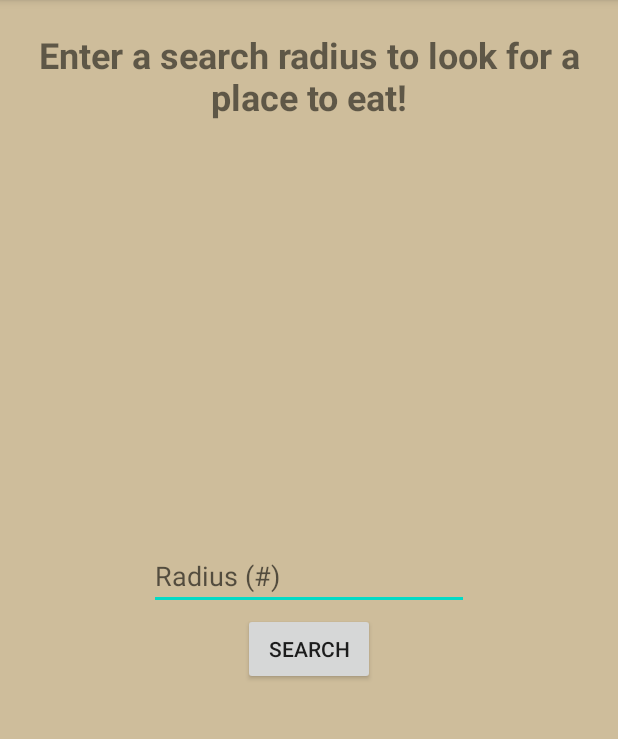
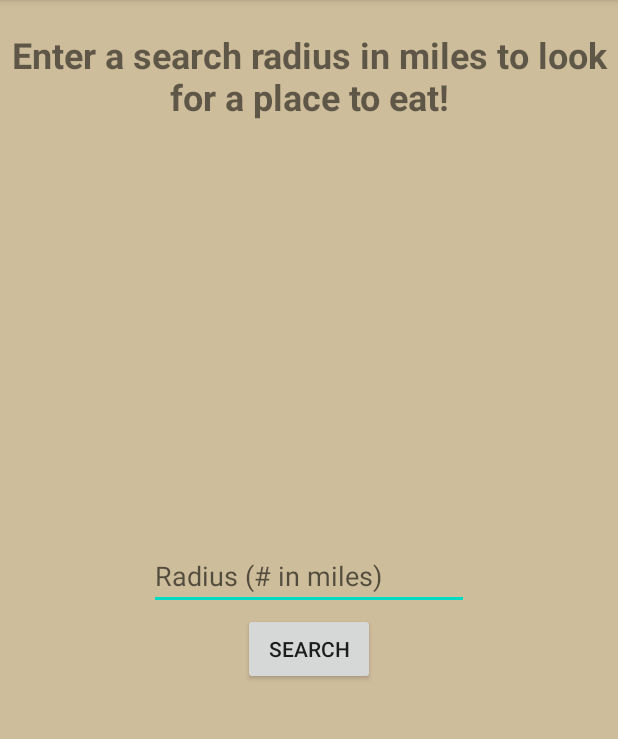
Before and after one commit to Bimbeet/challengeTwo, an Android app: the screen it shows after launch (MainActivity), on a phone screen of 412 x 824 dp, the part 84-823 px from its top. Run offline under Robolectric (Android 15) with nearby library versions, the phone set to English and light mode, and no system bars; our stand-ins replace Volley; libraries missing offline, so code that uses them is left out: com.google.android.libraries; 2 statements that could not run were skipped.

Commit message:
wip4; photo req issue work, need image req and Gmap route still

```diff
--- a/app/src/main/res/layout/activity_main.xml
+++ b/app/src/main/res/layout/activity_main.xml
@@ -60,6 +60,19 @@
         app:layout_constraintStart_toStartOf="parent"
         app:layout_constraintTop_toTopOf="parent" />
 
+    <Button
+        android:id="@+id/locPermButton"
+        android:layout_width="wrap_content"
+        android:layout_height="wrap_content"
+        android:layout_marginBottom="10dp"
+        android:onClick="singleLocationRequest"
+        android:text="@string/request"
+        android:visibility="invisible"
+        app:layout_constraintBottom_toBottomOf="parent"
+        app:layout_constraintEnd_toEndOf="parent"
+        app:layout_constraintStart_toStartOf="parent"
+        app:layout_constraintTop_toBottomOf="@+id/needLoc" />
+
     <TextView
         android:id="@+id/nameDisplay"
         android:layout_width="wrap_content"
@@ -86,4 +99,18 @@
         app:layout_constraintStart_toStartOf="parent"
         app:layout_constraintTop_toBottomOf="@+id/nameDisplay" />
 
+    <ImageView
+        android:id="@+id/placePhoto"
+        android:layout_width="wrap_content"
+        android:layout_height="wrap_content"
+        android:layout_marginStart="10dp"
+        android:layout_marginTop="50dp"
+        android:layout_marginEnd="10dp"
+        android:layout_marginBottom="50dp"
+        android:visibility="invisible"
+        app:layout_constraintBottom_toBottomOf="parent"
+        app:layout_constraintEnd_toEndOf="parent"
+        app:layout_constraintStart_toStartOf="parent"
+        app:layout_constraintTop_toTopOf="parent" />
+
 </androidx.constraintlayout.widget.ConstraintLayout>
--- a/app/src/main/res/values/strings.xml
+++ b/app/src/main/res/values/strings.xml
@@ -1,9 +1,10 @@
 <resources>
     <string name="app_name">ChallengeTwo</string>
     <string name="search">Search</string>
-    <string name="inst">Enter a search radius to look for a place to eat!</string>
-    <string name="RnD">Radius (#)</string>
+    <string name="inst">Enter a search radius in miles to look for a place to eat!</string>
+    <string name="RnD">Radius (# in miles)</string>
     <string name="loading">Loading…</string>
     <string name="location_permission_denied">Location permissions denied, please enable the permissions to use this app.</string>
-    <string name="need_location">This App requires location services to function, as it uses your approximate location to find places around you with the Google Places API. Please Enable location functionality by restarting the App.</string>
+    <string name="need_location">This App requires location services to function, as it uses your approximate location to find places around you with the Google Places API. Please Enable location functionality below.</string>
+    <string name="request">Request Location</string>
 </resources>
```
Also changed, not shown: app/src/main/java/com/interapt/challengetwo/MainActivity.java (+77 -14 lines).
